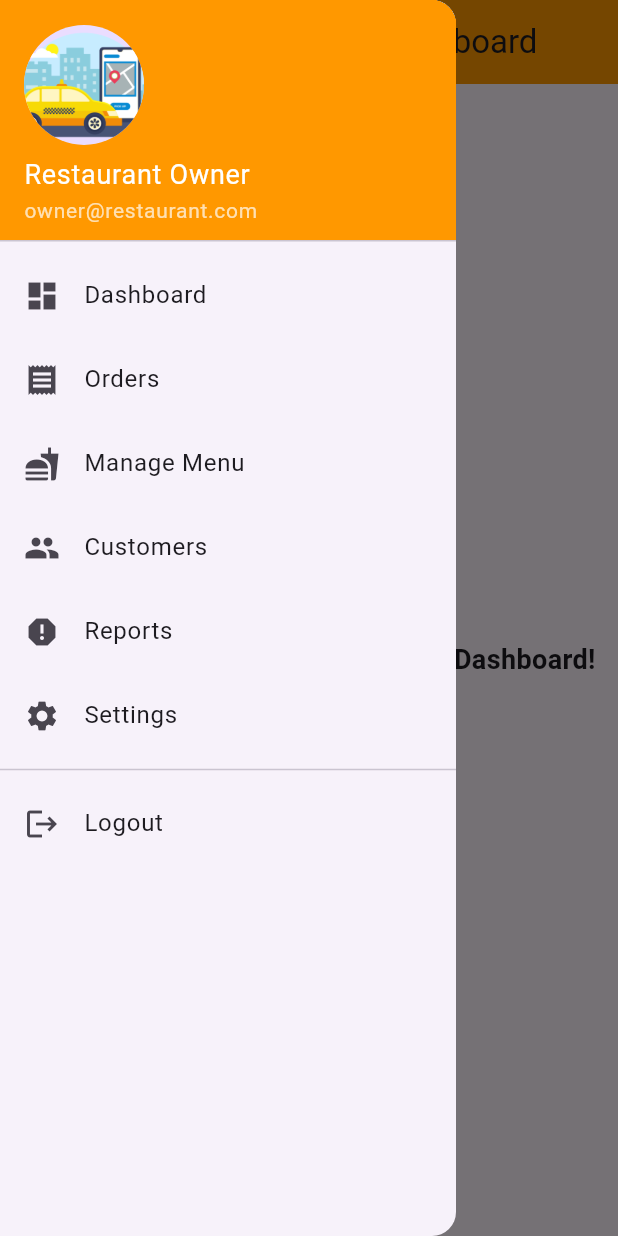
After one commit to SoeThiriKhaing/dailyfeardeal, a Flutter app: the RestaurantOwnerDashboard screen opened directly, with the side drawer open, on a phone screen of 412 x 824 dp. The commit adds this screen. Run offline on Flutter 3.47's test engine with Material 3 defaults, Android fonts, the phone set to English and light mode, and no system bars; our stand-ins replace carousel_slider, flutter_secure_storage, get; accounts and stored records are empty; network calls fail.

Commit message:
Added restaurant_owner_dashboard

```diff
--- a/lib/main.dart
+++ b/lib/main.dart
@@ -6,6 +6,7 @@ import 'package:dailyfairdeal/screens/auth/signup/taxi_driver_sign_up.dart';
 import 'package:dailyfairdeal/screens/auth/splashscreen.dart';
 import 'package:dailyfairdeal/screens/auth/to_register.dart';
 import 'package:dailyfairdeal/screens/food/food_category.dart';
+import 'package:dailyfairdeal/screens/home/profile.dart';
 import 'package:flutter/material.dart';
 import 'package:get/get.dart';
 
@@ -33,6 +34,7 @@ class MyApp extends StatelessWidget {
           GetPage(name: '/dfdridersignup', page: () => const RiderSignUp()),
           GetPage(name: '/foodcategory', page: () => const FoodPage()),
           GetPage(name: '/merchantsignup', page: () => const MerchantSignUp()),
+          GetPage(name: '/profile', page: () => const Profile()),
         ]);
   }
 }
--- /dev/null
+++ b/lib/screens/dashboard/restaurant/restaurant_owner_dashboard.dart
@@ -0,0 +1,104 @@
+import 'package:flutter/material.dart';
+import 'package:get/get.dart';
+
+class RestaurantOwnerDashboard extends StatelessWidget {
+
+  const RestaurantOwnerDashboard({ super.key });
+
+  @override
+  Widget build(BuildContext context) {
+    return Scaffold(
+      appBar: AppBar(
+        title: const Text('Restaurant Owner Dashboard'),
+        backgroundColor: Colors.orange,
+      ),
+      drawer: Drawer(
+        child: ListView(
+          padding: EdgeInsets.zero,
+          children: [
+            const DrawerHeader(
+              decoration: BoxDecoration(
+                color: Colors.orange,
+              ),
+              child: Column(
+                crossAxisAlignment: CrossAxisAlignment.start,
+                mainAxisAlignment: MainAxisAlignment.spaceEvenly,
+                children: [
+                  CircleAvatar(
+                    radius: 40,
+                    backgroundImage: AssetImage('assets/images/dfd.png'),
+                  ),
+                  SizedBox(height: 5),
+                  Text(
+                    'Restaurant Owner',
+                    style: TextStyle(color: Colors.white, fontSize: 18),
+                  ),
+                  Text(
+                    'owner@restaurant.com',
+                    style: TextStyle(color: Colors.white70, fontSize: 14),
+                  ),
+                ],
+              ),
+            ),
+            ListTile(
+              leading: const Icon(Icons.dashboard),
+              title: const Text('Dashboard'),
+              onTap: () {
+                Get.back();
+              },
+            ),
+            ListTile(
+              leading: const Icon(Icons.receipt),
+              title: const Text('Orders'),
+              onTap: () {
+                Get.back();
+              },
+            ),
+            ListTile(
+              leading: const Icon(Icons.fastfood),
+              title: const Text('Manage Menu'),
+              onTap: () {
+                Get.back();
+              },
+            ),
+            ListTile(
+              leading: const Icon(Icons.people),
+              title: const Text('Customers'),
+              onTap: () {
+                Get.back();
+              },
+            ),
+            ListTile(
+              leading: const Icon(Icons.report),
+              title: const Text('Reports'),
+              onTap: () {
+                Get.back();
+              },
+            ),
+            ListTile(
+              leading: const Icon(Icons.settings),
+              title: const Text('Settings'),
+              onTap: () {
+                Get.back();
+              },
+            ),
+            const Divider(),
+            ListTile(
+              leading: const Icon(Icons.logout),
+              title: const Text('Logout'),
+              onTap: () {
+                Get.toNamed("/profile");
+              },
+            ),
+          ],
+        ),
+      ),
+      body: const Center(
+        child: Text(
+          'Welcome to the Restaurant Owner Dashboard!',
+          style: TextStyle(fontSize: 18, fontWeight: FontWeight.bold),
+        ),
+      ),
+    );
+  }
+}
--- a/lib/screens/home/business.dart
+++ b/lib/screens/home/business.dart
@@ -25,7 +25,7 @@ class BusinessPage extends StatelessWidget {
                 margin: const EdgeInsets.all(10),
                 child: Image.asset("assets/images/dfd.png")),
             // Three card views
-            _buildCard('Merchant/Food Owner Account', Colors.white, Icons.shop,
+            _buildCard('Restaurant/Shop Owner Account', Colors.white, Icons.shop,
                 '/merchantsignup'),
             _buildCard('DFD Driver Account', Colors.white,
                 Icons.taxi_alert, '/driversignup'),
--- a/lib/screens/home/profile.dart
+++ b/lib/screens/home/profile.dart
@@ -1,3 +1,4 @@
+import 'package:dailyfairdeal/screens/dashboard/restaurant/restaurant_owner_dashboard.dart';
 import 'package:dailyfairdeal/screens/home/business.dart';
 import 'package:dailyfairdeal/widget/app_color.dart';
 import 'package:dailyfairdeal/widget/support_widget.dart';
@@ -84,7 +85,7 @@ class Profile extends StatelessWidget {
             // Card View
             GestureDetector(
               onTap: () {
-               // Get.to(() => const MerchantDashboard());
+                Get.to(() => const RestaurantOwnerDashboard());
               },
               child: Card(
                 color: Colors.white,
```
